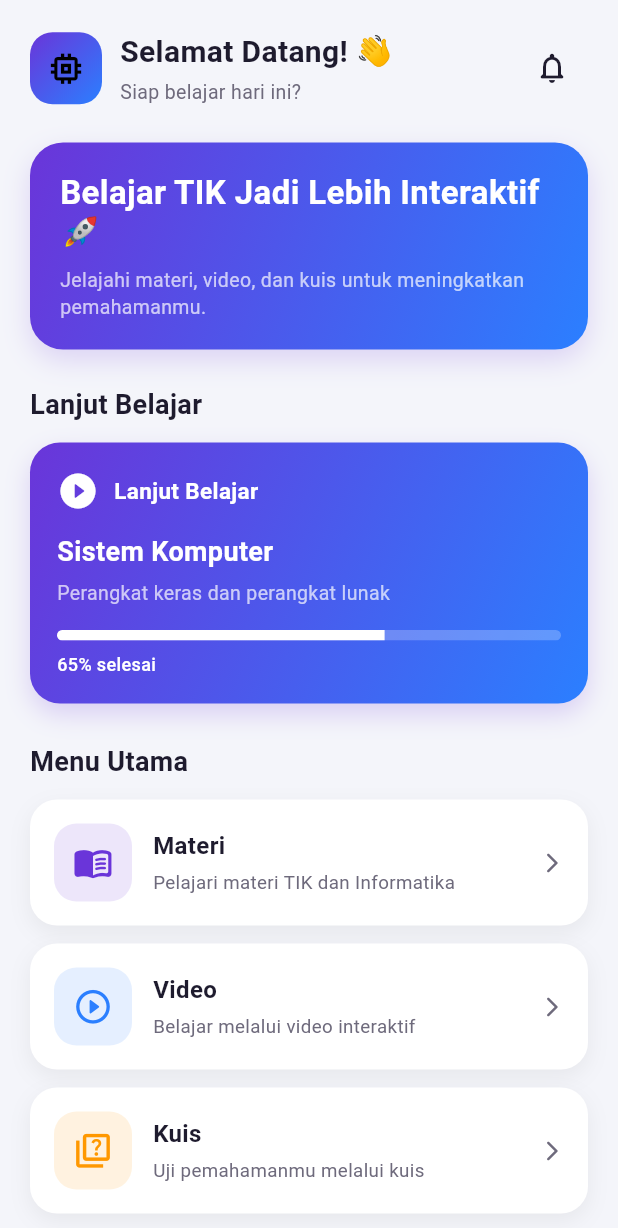
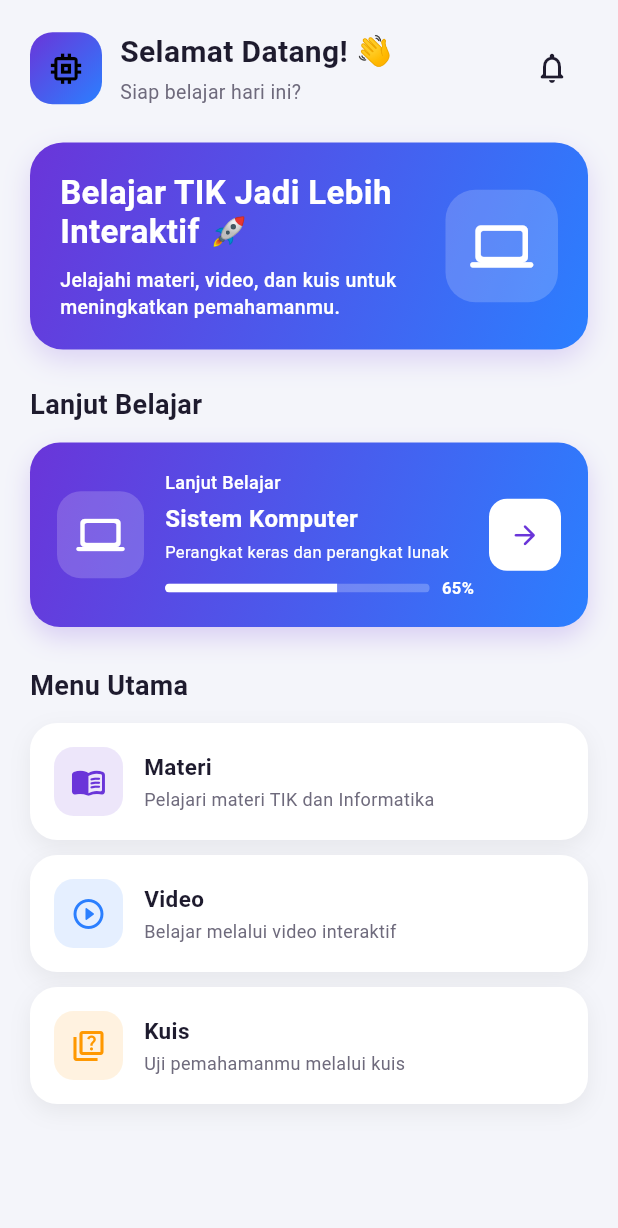
Before and after one commit to Shaniaafni08/TechMate, a Flutter app: the screen it shows after launch, on a phone screen of 412 x 824 dp. Shown: the top 1228 px of the screen. Run offline on Flutter 3.47's test engine with Material 3 defaults, Android fonts, the phone set to English and light mode, and no system bars.

Commit message:
Mengedit Halaman Beranda

```diff
--- a/lib/pages/beranda_page.dart
+++ b/lib/pages/beranda_page.dart
@@ -111,10 +111,14 @@ class BerandaPage extends StatelessWidget {
                     ),
                   ],
                 ),
-                child: const Column(
+
+                child: Row(
+                  children: [
+                    Expanded(
+                      child: Column(
                         crossAxisAlignment: CrossAxisAlignment.start,
                         children: [
-                    Text(
+                          const Text(
                             'Belajar TIK Jadi Lebih Interaktif 🚀',
                             style: TextStyle(
                               color: Colors.white,
@@ -123,13 +127,34 @@ class BerandaPage extends StatelessWidget {
                               height: 1.2,
                             ),
                           ),
-                    SizedBox(height: 10),
-                    Text(
+                          const SizedBox(height: 10),
+                          const Text(
                             'Jelajahi materi, video, dan kuis untuk meningkatkan pemahamanmu.',
                             style: TextStyle(
-                        color: Colors.white70,
+                              color: Colors.white,
                               fontSize: 13,
+                              fontWeight: FontWeight.w500,
                               height: 1.4,
+                            ),
+                          ),
+                        ],
+                      ),
+                    ),
+
+                    const SizedBox(width: 12),
+
+                    // REVISI 1: ilustrasi komputer sederhana
+                    Container(
+                      width: 75,
+                      height: 75,
+                      decoration: BoxDecoration(
+                        color: Colors.white.withOpacity(0.18),
+                        borderRadius: BorderRadius.circular(20),
+                      ),
+                      child: const Icon(
+                        Icons.computer_rounded,
+                        color: Colors.white,
+                        size: 42,
                       ),
                     ),
                   ],
@@ -156,9 +181,7 @@ class BerandaPage extends StatelessWidget {
                 onTap: () {
                   Navigator.push(
                     context,
-                    MaterialPageRoute(
-                      builder: (_) => const MateriPage(),
-                    ),
+                    MaterialPageRoute(builder: (_) => const MateriPage()),
                   );
                 },
               ),
@@ -176,32 +199,27 @@ class BerandaPage extends StatelessWidget {
 
               const SizedBox(height: 12),
 
+              // REVISI 3: Menu Utama dibuat menjadi 1 kolom dengan card yang lebih ringkas
               ...menu.map(
                 (item) => Padding(
-                  padding: const EdgeInsets.only(bottom: 12),
+                  padding: const EdgeInsets.only(bottom: 10),
                   child: MenuCard(
                     item: item,
                     onTap: () {
                       if (item.title == 'Materi') {
                         Navigator.push(
                           context,
-                          MaterialPageRoute(
-                            builder: (_) => const MateriPage(),
-                          ),
+                          MaterialPageRoute(builder: (_) => const MateriPage()),
                         );
                       } else if (item.title == 'Video') {
                         Navigator.push(
                           context,
-                          MaterialPageRoute(
-                            builder: (_) => const VideoPage(),
-                          ),
+                          MaterialPageRoute(builder: (_) => const VideoPage()),
                         );
                       } else if (item.title == 'Kuis') {
                         Navigator.push(
                           context,
-                          MaterialPageRoute(
-                            builder: (_) => const KuisPage(),
-                          ),
+                          MaterialPageRoute(builder: (_) => const KuisPage()),
                         );
                       }
                     },
--- a/lib/widgets/lanjut_card.dart
+++ b/lib/widgets/lanjut_card.dart
@@ -34,71 +34,111 @@ class LanjutCard extends StatelessWidget {
             ),
           ],
         ),
+        // REVISI 2: Layout Lanjut Belajar dibuat lebih ringkas dan horizontal
+        child: Row(
+          children: [
+            // REVISI 2: ikon komputer sebagai visual materi
+            Container(
+              width: 58,
+              height: 58,
+              decoration: BoxDecoration(
+                color: Colors.white.withOpacity(0.18),
+                borderRadius: BorderRadius.circular(16),
+              ),
+              child: const Icon(
+                Icons.computer_rounded,
+                color: Colors.white,
+                size: 32,
+              ),
+            ),
+
+            const SizedBox(width: 14),
+
+            // Informasi materi
+            Expanded(
               child: Column(
                 crossAxisAlignment: CrossAxisAlignment.start,
                 children: [
-            const Row(
-              children: [
-                Icon(
-                  Icons.play_circle_fill_rounded,
-                  color: Colors.white,
-                  size: 28,
-                ),
-                SizedBox(width: 10),
-                Text(
+                  const Text(
                     'Lanjut Belajar',
                     style: TextStyle(
                       color: Colors.white,
-                    fontSize: 15,
-                    fontWeight: FontWeight.bold,
+                      fontSize: 12,
+                      fontWeight: FontWeight.w500,
                     ),
                   ),
-              ],
-            ),
 
-            const SizedBox(height: 14),
+                  const SizedBox(height: 4),
 
                   Text(
                     title,
                     style: const TextStyle(
                       color: Colors.white,
-                fontSize: 18,
+                      fontSize: 16,
                       fontWeight: FontWeight.bold,
                     ),
                   ),
 
-            const SizedBox(height: 5),
+                  const SizedBox(height: 3),
 
                   Text(
                     subtitle,
-              style: const TextStyle(
-                color: Colors.white70,
-                fontSize: 13,
-              ),
+                    maxLines: 1,
+                    overflow: TextOverflow.ellipsis,
+                    style: const TextStyle(color: Colors.white, fontSize: 11),
                   ),
 
-            const SizedBox(height: 15),
+                  const SizedBox(height: 8),
 
-            ClipRRect(
+                  // Progress dibuat lebih kecil
+                  Row(
+                    children: [
+                      Expanded(
+                        child: ClipRRect(
                           borderRadius: BorderRadius.circular(10),
                           child: LinearProgressIndicator(
                             value: progress,
-                minHeight: 7,
+                            minHeight: 6,
                             backgroundColor: Colors.white24,
                             valueColor: const AlwaysStoppedAnimation<Color>(
                               Colors.white,
                             ),
                           ),
                         ),
+                      ),
 
-            const SizedBox(height: 7),
+                      const SizedBox(width: 8),
 
                       Text(
-              '${(progress * 100).round()}% selesai',
+                        '${(progress * 100).round()}%',
                         style: const TextStyle(
                           color: Colors.white,
-                fontSize: 12,
-                fontWeight: FontWeight.w500,
+                          fontSize: 11,
+                          fontWeight: FontWeight.bold,
+                        ),
+                      ),
+                    ],
+                  ),
+                ],
+              ),
+            ),
+
+            const SizedBox(width: 10),
+
+            // REVISI 5: tombol Lanjutkan ditambahkan
+            Container(
+              decoration: BoxDecoration(
+                color: Colors.white,
+                borderRadius: BorderRadius.circular(12),
+              ),
+              child: IconButton(
+                onPressed: onTap,
+                icon: const Icon(
+                  Icons.arrow_forward_rounded,
+                  color: AppColors.purple,
+                  size: 21,
+                ),
+                tooltip: 'Lanjutkan',
               ),
             ),
           ],
--- a/lib/widgets/menu_card.dart
+++ b/lib/widgets/menu_card.dart
@@ -7,11 +7,7 @@ class MenuCard extends StatelessWidget {
   final MenuItem item;
   final VoidCallback onTap;
 
-  const MenuCard({
-    super.key,
-    required this.item,
-    required this.onTap,
-  });
+  const MenuCard({super.key, required this.item, required this.onTap});
 
   @override
   Widget build(BuildContext context) {
@@ -31,20 +27,17 @@ class MenuCard extends StatelessWidget {
             ),
           ],
         ),
+        // REVISI 3: Card menu dibuat lebih ringkas
         child: Row(
           children: [
             Container(
-              width: 52,
-              height: 52,
+              width: 46,
+              height: 46,
               decoration: BoxDecoration(
                 color: item.color.withOpacity(0.12),
-                borderRadius: BorderRadius.circular(15),
+                borderRadius: BorderRadius.circular(13),
               ),
-              child: Icon(
-                item.icon,
-                color: item.color,
-                size: 27,
-              ),
+              child: Icon(item.icon, color: item.color, size: 24),
             ),
 
             const SizedBox(width: 14),
@@ -56,27 +49,23 @@ class MenuCard extends StatelessWidget {
                   Text(
                     item.title,
                     style: const TextStyle(
-                      fontSize: 16,
+                      fontSize: 15,
                       fontWeight: FontWeight.bold,
                       color: AppColors.textDark,
                     ),
                   ),
-                  const SizedBox(height: 4),
+                  const SizedBox(height: 3),
                   Text(
                     item.subtitle,
+                    maxLines: 1,
+                    overflow: TextOverflow.ellipsis,
                     style: const TextStyle(
-                      fontSize: 12.5,
+                      fontSize: 12,
                       color: AppColors.textGrey,
                     ),
                   ),
                 ],
               ),
-            ),
-
-            const Icon(
-              Icons.arrow_forward_ios_rounded,
-              size: 16,
-              color: AppColors.textGrey,
             ),
           ],
         ),
```
Also changed, not shown: lib/pages/detail_materi_page.dart (+15 -37 lines), lib/pages/materi_belajar_page.dart (added, +167 -0 lines). Lines whose indentation alone changed are shown as unchanged.
